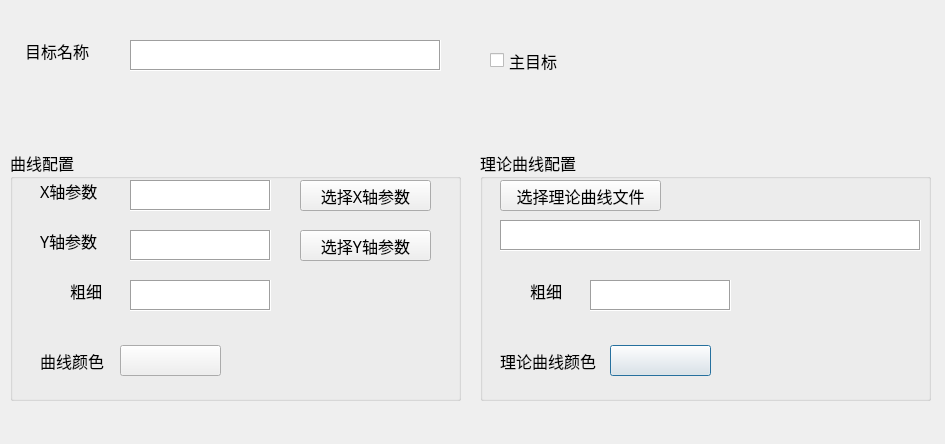
cokkiy/CC, file Workspaces/src/designer/src/components/propertyeditor/q2wmapobj/q2wmapobjdlg.ui: the form before one commit.
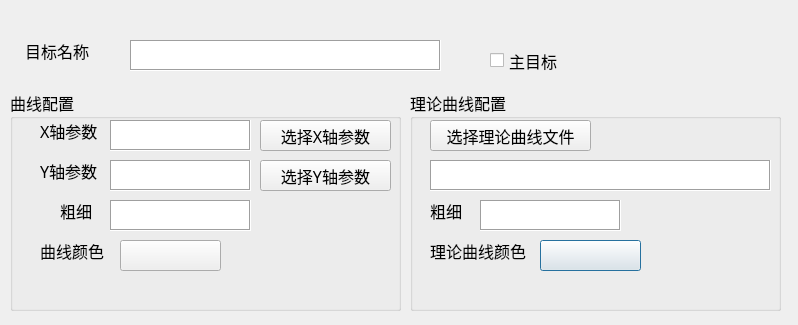
The form after the commit.

Diff of the .ui file:
```diff
--- a/Workspaces/src/designer/src/components/propertyeditor/q2wmapobj/q2wmapobjdlg.ui
+++ b/Workspaces/src/designer/src/components/propertyeditor/q2wmapobj/q2wmapobjdlg.ui
@@ -6,8 +6,8 @@
    <rect>
     <x>0</x>
     <y>0</y>
-    <width>945</width>
-    <height>444</height>
+    <width>798</width>
+    <height>325</height>
    </rect>
   </property>
   <property name="font">
@@ -69,10 +69,10 @@
   <widget class="QGroupBox" name="groupBox">
    <property name="geometry">
     <rect>
-     <x>480</x>
-     <y>150</y>
-     <width>451</width>
-     <height>251</height>
+     <x>410</x>
+     <y>90</y>
+     <width>371</width>
+     <height>221</height>
     </rect>
    </property>
    <property name="title">
@@ -82,7 +82,7 @@
     <property name="geometry">
      <rect>
       <x>130</x>
-      <y>195</y>
+      <y>150</y>
       <width>101</width>
       <height>31</height>
      </rect>
@@ -95,7 +95,7 @@
     <property name="geometry">
      <rect>
       <x>20</x>
-      <y>200</y>
+      <y>150</y>
       <width>101</width>
       <height>21</height>
      </rect>
@@ -107,8 +107,8 @@
    <widget class="QLabel" name="label_8">
     <property name="geometry">
      <rect>
-      <x>50</x>
-      <y>130</y>
+      <x>20</x>
+      <y>110</y>
       <width>51</width>
       <height>21</height>
      </rect>
@@ -120,8 +120,8 @@
    <widget class="QTextEdit" name="textEdit_LWidth">
     <property name="geometry">
      <rect>
-      <x>110</x>
-      <y>130</y>
+      <x>70</x>
+      <y>110</y>
       <width>141</width>
       <height>31</height>
      </rect>
@@ -169,7 +169,7 @@
      <rect>
       <x>20</x>
       <y>70</y>
-      <width>421</width>
+      <width>341</width>
       <height>31</height>
      </rect>
     </property>
@@ -203,9 +203,9 @@
    <property name="geometry">
     <rect>
      <x>10</x>
-     <y>150</y>
-     <width>451</width>
-     <height>251</height>
+     <y>90</y>
+     <width>391</width>
+     <height>221</height>
     </rect>
    </property>
    <property name="title">
@@ -215,7 +215,7 @@
     <property name="geometry">
      <rect>
       <x>110</x>
-      <y>195</y>
+      <y>150</y>
       <width>101</width>
       <height>31</height>
      </rect>
@@ -236,8 +236,8 @@
    <widget class="QTextEdit" name="textEdit_yParam">
     <property name="geometry">
      <rect>
-      <x>120</x>
-      <y>80</y>
+      <x>100</x>
+      <y>70</y>
       <width>141</width>
       <height>31</height>
      </rect>
@@ -271,7 +271,7 @@
     <property name="geometry">
      <rect>
       <x>30</x>
-      <y>80</y>
+      <y>70</y>
       <width>81</width>
       <height>21</height>
      </rect>
@@ -296,7 +296,7 @@
    <widget class="QTextEdit" name="textEdit_xParam">
     <property name="geometry">
      <rect>
-      <x>120</x>
+      <x>100</x>
       <y>30</y>
       <width>141</width>
       <height>31</height>
@@ -331,7 +331,7 @@
     <property name="geometry">
      <rect>
       <x>30</x>
-      <y>200</y>
+      <y>150</y>
       <width>81</width>
       <height>21</height>
      </rect>
@@ -343,8 +343,8 @@
    <widget class="QTextEdit" name="textEdit_CWidth">
     <property name="geometry">
      <rect>
-      <x>120</x>
-      <y>130</y>
+      <x>100</x>
+      <y>110</y>
       <width>141</width>
       <height>31</height>
      </rect>
@@ -377,8 +377,8 @@
    <widget class="QLabel" name="label_7">
     <property name="geometry">
      <rect>
-      <x>60</x>
-      <y>130</y>
+      <x>50</x>
+      <y>110</y>
       <width>51</width>
       <height>21</height>
      </rect>
@@ -390,7 +390,7 @@
    <widget class="QPushButton" name="pushButton_SelectXParam">
     <property name="geometry">
      <rect>
-      <x>290</x>
+      <x>250</x>
       <y>30</y>
       <width>131</width>
       <height>31</height>
@@ -403,8 +403,8 @@
    <widget class="QPushButton" name="pushButton_SelectYParam">
     <property name="geometry">
      <rect>
-      <x>290</x>
-      <y>80</y>
+      <x>250</x>
+      <y>70</y>
       <width>131</width>
       <height>31</height>
      </rect>
```
